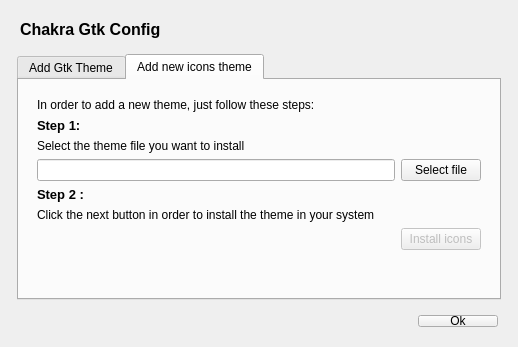
KDE/kde-gtk-config, file src/ui/dialog_installer.ui: the form before one commit.
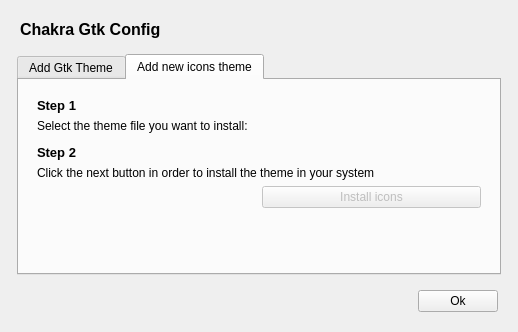
The form after the commit. The open tabs and pages were chosen to show the change. Icons and pictures are not drawn. Custom widgets are drawn as their Qt base class.

Commit message: translation + refactoring in the dialog installer

The edit to the form file:
```diff
--- a/src/ui/dialog_installer.ui
+++ b/src/ui/dialog_installer.ui
@@ -84,7 +84,7 @@
       <enum>QTabWidget::Rounded</enum>
      </property>
      <property name="currentIndex">
-      <number>0</number>
+      <number>1</number>
      </property>
      <property name="elideMode">
       <enum>Qt::ElideMiddle</enum>
@@ -100,28 +100,8 @@
        <item row="0" column="0">
         <widget class="QWidget" name="widget" native="true">
          <layout class="QGridLayout" name="gridLayout_5">
-          <item row="9" column="1">
-           <widget class="QPushButton" name="but_theme_install">
-            <property name="enabled">
-             <bool>false</bool>
-            </property>
-            <property name="text">
-             <string>Install Gtk Theme</string>
-            </property>
-            <property name="checkable">
-             <bool>false</bool>
-            </property>
-           </widget>
-          </item>
-          <item row="3" column="1">
-           <widget class="QPushButton" name="but_theme_filechoice">
-            <property name="text">
-             <string>Select file</string>
-            </property>
-           </widget>
-          </item>
-          <item row="8" column="0" colspan="2">
-           <widget class="QLabel" name="label_4">
+          <item row="6" column="0">
+           <widget class="QLabel" name="label_2">
             <property name="sizePolicy">
              <sizepolicy hsizetype="Preferred" vsizetype="Fixed">
               <horstretch>0</horstretch>
@@ -129,25 +109,16 @@
              </sizepolicy>
             </property>
             <property name="text">
-             <string>Click the next button in order to install the theme in your system</string>
+             <string>&lt;!DOCTYPE HTML PUBLIC &quot;-//W3C//DTD HTML 4.0//EN&quot; &quot;http://www.w3.org/TR/REC-html40/strict.dtd&quot;&gt;
+&lt;html&gt;&lt;head&gt;&lt;meta name=&quot;qrichtext&quot; content=&quot;1&quot; /&gt;&lt;style type=&quot;text/css&quot;&gt;
+p, li { white-space: pre-wrap; }
+&lt;/style&gt;&lt;/head&gt;&lt;body style=&quot; font-family:'Sans Serif'; font-size:9pt; font-weight:400; font-style:normal;&quot;&gt;
+&lt;p style=&quot; margin-top:0px; margin-bottom:0px; margin-left:0px; margin-right:0px; -qt-block-indent:0; text-indent:0px;&quot;&gt;&lt;span style=&quot; font-size:10pt; font-weight:600;&quot;&gt;Step 2&lt;/span&gt;&lt;/p&gt;&lt;/body&gt;&lt;/html&gt;</string>
             </property>
            </widget>
           </item>
-          <item row="3" column="0">
-           <widget class="QLineEdit" name="txt_theme_file">
-            <property name="minimumSize">
-             <size>
-              <width>200</width>
-              <height>0</height>
-             </size>
-            </property>
-            <property name="readOnly">
-             <bool>true</bool>
-            </property>
-           </widget>
-          </item>
-          <item row="0" column="0" colspan="2">
-           <widget class="QLabel" name="lb_theme">
+          <item row="1" column="0" colspan="2">
+           <widget class="QLabel" name="label_3">
             <property name="sizePolicy">
              <sizepolicy hsizetype="Preferred" vsizetype="Fixed">
               <horstretch>0</horstretch>
@@ -155,11 +126,11 @@
              </sizepolicy>
             </property>
             <property name="text">
-             <string>In order to add a new theme, just follow these steps:</string>
+             <string>Select the theme file you want to install:</string>
             </property>
            </widget>
           </item>
-          <item row="7" column="1">
+          <item row="6" column="1">
            <widget class="QLabel" name="lb_theme_notice">
             <property name="minimumSize">
              <size>
@@ -184,7 +155,20 @@
             </property>
            </widget>
           </item>
-          <item row="1" column="0">
+          <item row="7" column="0" colspan="2">
+           <widget class="QLabel" name="label_4">
+            <property name="sizePolicy">
+             <sizepolicy hsizetype="Preferred" vsizetype="Fixed">
+              <horstretch>0</horstretch>
+              <verstretch>0</verstretch>
+             </sizepolicy>
+            </property>
+            <property name="text">
+             <string>Click the next button in order to install the theme in your system</string>
+            </property>
+           </widget>
+          </item>
+          <item row="0" column="0">
            <widget class="QLabel" name="label">
             <property name="sizePolicy">
              <sizepolicy hsizetype="Preferred" vsizetype="Fixed">
@@ -197,37 +181,27 @@
 &lt;html&gt;&lt;head&gt;&lt;meta name=&quot;qrichtext&quot; content=&quot;1&quot; /&gt;&lt;style type=&quot;text/css&quot;&gt;
 p, li { white-space: pre-wrap; }
 &lt;/style&gt;&lt;/head&gt;&lt;body style=&quot; font-family:'Sans Serif'; font-size:9pt; font-weight:400; font-style:normal;&quot;&gt;
-&lt;p style=&quot; margin-top:0px; margin-bottom:0px; margin-left:0px; margin-right:0px; -qt-block-indent:0; text-indent:0px;&quot;&gt;&lt;span style=&quot; font-size:10pt; font-weight:600;&quot;&gt;Step 1:&lt;/span&gt;&lt;/p&gt;&lt;/body&gt;&lt;/html&gt;</string>
+&lt;p style=&quot; margin-top:0px; margin-bottom:0px; margin-left:0px; margin-right:0px; -qt-block-indent:0; text-indent:0px;&quot;&gt;&lt;span style=&quot; font-size:10pt; font-weight:600;&quot;&gt;Step 1&lt;/span&gt;&lt;/p&gt;&lt;/body&gt;&lt;/html&gt;</string>
             </property>
            </widget>
           </item>
-          <item row="7" column="0">
-           <widget class="QLabel" name="label_2">
-            <property name="sizePolicy">
-             <sizepolicy hsizetype="Preferred" vsizetype="Fixed">
-              <horstretch>0</horstretch>
-              <verstretch>0</verstretch>
-             </sizepolicy>
+          <item row="8" column="1">
+           <widget class="QPushButton" name="but_theme_install">
+            <property name="enabled">
+             <bool>false</bool>
             </property>
             <property name="text">
-             <string>&lt;!DOCTYPE HTML PUBLIC &quot;-//W3C//DTD HTML 4.0//EN&quot; &quot;http://www.w3.org/TR/REC-html40/strict.dtd&quot;&gt;
-&lt;html&gt;&lt;head&gt;&lt;meta name=&quot;qrichtext&quot; content=&quot;1&quot; /&gt;&lt;style type=&quot;text/css&quot;&gt;
-p, li { white-space: pre-wrap; }
-&lt;/style&gt;&lt;/head&gt;&lt;body style=&quot; font-family:'Sans Serif'; font-size:9pt; font-weight:400; font-style:normal;&quot;&gt;
-&lt;p style=&quot; margin-top:0px; margin-bottom:0px; margin-left:0px; margin-right:0px; -qt-block-indent:0; text-indent:0px;&quot;&gt;&lt;span style=&quot; font-size:10pt; font-weight:600;&quot;&gt;Step 2 :&lt;/span&gt;&lt;/p&gt;&lt;/body&gt;&lt;/html&gt;</string>
+             <string>Install Gtk Theme</string>
+            </property>
+            <property name="checkable">
+             <bool>false</bool>
             </property>
            </widget>
           </item>
           <item row="2" column="0" colspan="2">
-           <widget class="QLabel" name="label_3">
-            <property name="sizePolicy">
-             <sizepolicy hsizetype="Preferred" vsizetype="Fixed">
-              <horstretch>0</horstretch>
-              <verstretch>0</verstretch>
-             </sizepolicy>
-            </property>
-            <property name="text">
-             <string>Select the theme file you want to install</string>
+           <widget class="KUrlRequester" name="theme_file">
+            <property name="filter">
+             <string>*.tar.gz *.tar|Compressed file</string>
             </property>
            </widget>
           </item>
@@ -263,40 +237,7 @@
           </sizepolicy>
          </property>
          <layout class="QGridLayout" name="gridLayout_4">
-          <item row="0" column="0" colspan="2">
-           <widget class="QLabel" name="lb_icon">
-            <property name="sizePolicy">
-             <sizepolicy hsizetype="Preferred" vsizetype="Fixed">
-              <horstretch>0</horstretch>
-              <verstretch>0</verstretch>
-             </sizepolicy>
-            </property>
-            <property name="text">
-             <string>In order to add a new theme, just follow these steps:</string>
-            </property>
-            <property name="wordWrap">
-             <bool>true</bool>
-            </property>
-           </widget>
-          </item>
-          <item row="1" column="0">
-           <widget class="QLabel" name="label_5">
-            <property name="sizePolicy">
-             <sizepolicy hsizetype="Preferred" vsizetype="Fixed">
-              <horstretch>0</horstretch>
-              <verstretch>0</verstretch>
-             </sizepolicy>
-            </property>
-            <property name="text">
-             <string>&lt;!DOCTYPE HTML PUBLIC &quot;-//W3C//DTD HTML 4.0//EN&quot; &quot;http://www.w3.org/TR/REC-html40/strict.dtd&quot;&gt;
-&lt;html&gt;&lt;head&gt;&lt;meta name=&quot;qrichtext&quot; content=&quot;1&quot; /&gt;&lt;style type=&quot;text/css&quot;&gt;
-p, li { white-space: pre-wrap; }
-&lt;/style&gt;&lt;/head&gt;&lt;body style=&quot; font-family:'Sans Serif'; font-size:9pt; font-weight:400; font-style:normal;&quot;&gt;
-&lt;p style=&quot; margin-top:0px; margin-bottom:0px; margin-left:0px; margin-right:0px; -qt-block-indent:0; text-indent:0px;&quot;&gt;&lt;span style=&quot; font-size:10pt; font-weight:600;&quot;&gt;Step 1:&lt;/span&gt;&lt;/p&gt;&lt;/body&gt;&lt;/html&gt;</string>
-            </property>
-           </widget>
-          </item>
-          <item row="2" column="0" colspan="2">
+          <item row="1" column="0" colspan="2">
            <widget class="QLabel" name="label_7">
             <property name="sizePolicy">
              <sizepolicy hsizetype="Preferred" vsizetype="Fixed">
@@ -305,27 +246,28 @@
              </sizepolicy>
             </property>
             <property name="text">
-             <string>Select the theme file you want to install</string>
+             <string>Select the theme file you want to install:</string>
+            </property>
+           </widget>
+          </item>
+          <item row="0" column="0">
+           <widget class="QLabel" name="label_5">
+            <property name="sizePolicy">
+             <sizepolicy hsizetype="Preferred" vsizetype="Fixed">
+              <horstretch>0</horstretch>
+              <verstretch>0</verstretch>
+             </sizepolicy>
+            </property>
+            <property name="text">
+             <string>&lt;!DOCTYPE HTML PUBLIC &quot;-//W3C//DTD HTML 4.0//EN&quot; &quot;http://www.w3.org/TR/REC-html40/strict.dtd&quot;&gt;
+&lt;html&gt;&lt;head&gt;&lt;meta name=&quot;qrichtext&quot; content=&quot;1&quot; /&gt;&lt;style type=&quot;text/css&quot;&gt;
+p, li { white-space: pre-wrap; }
+&lt;/style&gt;&lt;/head&gt;&lt;body style=&quot; font-family:'Sans Serif'; font-size:9pt; font-weight:400; font-style:normal;&quot;&gt;
+&lt;p style=&quot; margin-top:0px; margin-bottom:0px; margin-left:0px; margin-right:0px; -qt-block-indent:0; text-indent:0px;&quot;&gt;&lt;span style=&quot; font-size:10pt; font-weight:600;&quot;&gt;Step 1&lt;/span&gt;&lt;/p&gt;&lt;/body&gt;&lt;/html&gt;</string>
             </property>
            </widget>
           </item>
           <item row="3" column="0">
-           <widget class="QLineEdit" name="txt_icon_file">
-            <property name="minimumSize">
-             <size>
-              <width>200</width>
-              <height>0</height>
-             </size>
-            </property>
-            <property name="frame">
-             <bool>true</bool>
-            </property>
-            <property name="readOnly">
-             <bool>true</bool>
-            </property>
-           </widget>
-          </item>
-          <item row="5" column="0">
            <widget class="QLabel" name="label_6">
             <property name="sizePolicy">
              <sizepolicy hsizetype="Preferred" vsizetype="Fixed">
@@ -338,11 +280,31 @@
 &lt;html&gt;&lt;head&gt;&lt;meta name=&quot;qrichtext&quot; content=&quot;1&quot; /&gt;&lt;style type=&quot;text/css&quot;&gt;
 p, li { white-space: pre-wrap; }
 &lt;/style&gt;&lt;/head&gt;&lt;body style=&quot; font-family:'Sans Serif'; font-size:9pt; font-weight:400; font-style:normal;&quot;&gt;
-&lt;p style=&quot; margin-top:0px; margin-bottom:0px; margin-left:0px; margin-right:0px; -qt-block-indent:0; text-indent:0px;&quot;&gt;&lt;span style=&quot; font-size:10pt; font-weight:600;&quot;&gt;Step 2 :&lt;/span&gt;&lt;/p&gt;&lt;/body&gt;&lt;/html&gt;</string>
+&lt;p style=&quot; margin-top:0px; margin-bottom:0px; margin-left:0px; margin-right:0px; -qt-block-indent:0; text-indent:0px;&quot;&gt;&lt;span style=&quot; font-size:10pt; font-weight:600;&quot;&gt;Step 2&lt;/span&gt;&lt;/p&gt;&lt;/body&gt;&lt;/html&gt;</string>
             </property>
            </widget>
           </item>
-          <item row="8" column="1">
+          <item row="3" column="1">
+           <widget class="QLabel" name="lb_icon_notice">
+            <property name="text">
+             <string/>
+            </property>
+           </widget>
+          </item>
+          <item row="4" column="0" colspan="2">
+           <widget class="QLabel" name="label_8">
+            <property name="sizePolicy">
+             <sizepolicy hsizetype="Preferred" vsizetype="Fixed">
+              <horstretch>0</horstretch>
+              <verstretch>0</verstretch>
+             </sizepolicy>
+            </property>
+            <property name="text">
+             <string>Click the next button in order to install the theme in your system</string>
+            </property>
+           </widget>
+          </item>
+          <item row="6" column="1">
            <widget class="QPushButton" name="but_icon_install">
             <property name="enabled">
              <bool>false</bool>
@@ -352,36 +314,10 @@
             </property>
            </widget>
           </item>
-          <item row="6" column="0" colspan="2">
-           <widget class="QLabel" name="label_8">
-            <property name="sizePolicy">
-             <sizepolicy hsizetype="Preferred" vsizetype="Fixed">
-              <horstretch>0</horstretch>
-              <verstretch>0</verstretch>
-             </sizepolicy>
-            </property>
-            <property name="text">
-             <string>Click the next button in order to install the theme in your system</string>
-            </property>
-           </widget>
-          </item>
-          <item row="3" column="1">
-           <widget class="QPushButton" name="but_icon_filechoice">
-            <property name="minimumSize">
-             <size>
-              <width>0</width>
-              <height>0</height>
-             </size>
-            </property>
-            <property name="text">
-             <string>Select file</string>
-            </property>
-           </widget>
-          </item>
-          <item row="5" column="1">
-           <widget class="QLabel" name="lb_icon_notice">
-            <property name="text">
-             <string/>
+          <item row="2" column="0" colspan="2">
+           <widget class="KUrlRequester" name="icon_file">
+            <property name="filter">
+             <string>*.tar.gz *.tar|Compressed file</string>
             </property>
            </widget>
           </item>
@@ -445,6 +381,13 @@
    </item>
   </layout>
  </widget>
+ <customwidgets>
+  <customwidget>
+   <class>KUrlRequester</class>
+   <extends>QFrame</extends>
+   <header>kurlrequester.h</header>
+  </customwidget>
+ </customwidgets>
  <resources/>
  <connections>
   <connection>
```
The commit also changes 3 other files.
